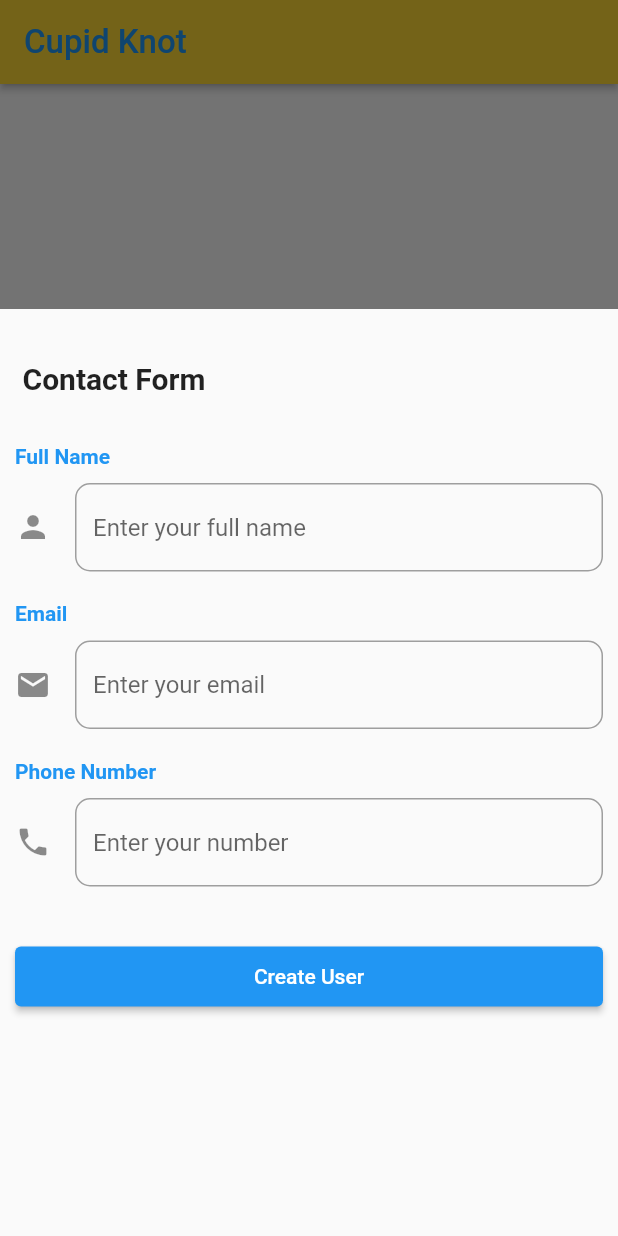
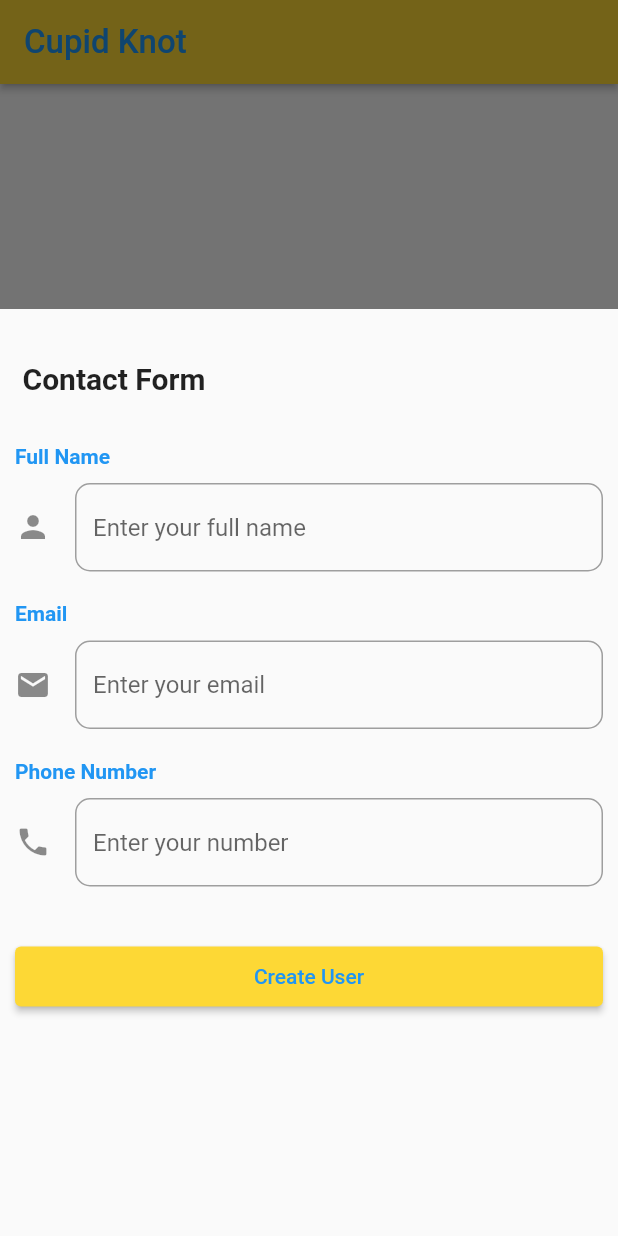
Before and after one commit to samarth-shah/cupid-knot, a Flutter app: the screen it shows once a user with an empty profile is signed in, after a tap on the "add" icon, on a phone screen of 412 x 824 dp. Run offline on Flutter 3.47's test engine with Material 2 defaults, Android fonts, the phone set to English and light mode, and no system bars; our stand-ins replace cloud_firestore, dio, email_validator, firebase_auth, firebase_core, font_awesome_flutter and 1 more; accounts and stored records are empty; network calls fail; Roboto replaces fonts that are missing (Poppins).

Commit message:
fix: ui changes

```diff
--- a/lib/main.dart
+++ b/lib/main.dart
@@ -20,10 +20,8 @@ class MyApp extends StatelessWidget {
   Widget build(BuildContext context) {
     return MaterialApp(
       title: 'Cupid Knot',
+      debugShowCheckedModeBanner: false,
       scaffoldMessengerKey: Utils.messengerKey,
-      theme: ThemeData(
-        primarySwatch: Colors.blue,
-      ),
       home: const SplashScreenPage(),
     );
   }
--- a/lib/view/homeScreen.dart
+++ b/lib/view/homeScreen.dart
@@ -45,7 +45,7 @@ class _HomeScreenState extends State<HomeScreen> {
         ],
         type: BottomNavigationBarType.shifting,
         currentIndex: _selectedIndex,
-        selectedItemColor: Colors.blue,
+        selectedItemColor: Colors.yellow.shade600,
         unselectedItemColor: Colors.grey,
         onTap: _onItemTapped,
         elevation: 5,
--- a/lib/view/login_screen.dart
+++ b/lib/view/login_screen.dart
@@ -226,11 +226,14 @@ class _LoginScreenState extends State<LoginScreen> {
                                   onPressed: () {
                                     model.signIn(context);
                                   },
+                                  style: ElevatedButton.styleFrom(
+                                    backgroundColor: Colors.yellow.shade600,
+                                  ),
                                   child: const Text(
                                     'Login',
                                     style: TextStyle(
                                       fontFamily: 'Poppins',
-                                      color: Colors.white,
+                                      color: Colors.blue,
                                     ),
                                   ),
                                 ),
@@ -240,10 +243,8 @@ class _LoginScreenState extends State<LoginScreen> {
                         ),
                         GestureDetector(
                           onTap: () {
-                            Navigator.of(context).pushReplacement(
-                                MaterialPageRoute(
-                                    builder: ((context) =>
-                                        const SignUpScreen())));
+                            Navigator.of(context).push(MaterialPageRoute(
+                                builder: ((context) => const SignUpScreen())));
                           },
                           child: Padding(
                             padding: const EdgeInsetsDirectional.fromSTEB(
--- a/lib/view/signup_screen.dart
+++ b/lib/view/signup_screen.dart
@@ -524,11 +524,14 @@ class _SignUpScreenState extends State<SignUpScreen> {
                                     model.name!.clear();
                                     model.phoneNumber!.clear();
                                   },
+                                  style: ElevatedButton.styleFrom(
+                                    backgroundColor: Colors.yellow.shade600,
+                                  ),
                                   child: const Text(
                                     'Sign Up',
                                     style: TextStyle(
                                       fontFamily: 'Poppins',
-                                      color: Colors.white,
+                                      color: Colors.blue,
                                     ),
                                   ),
                                 ),
@@ -539,6 +542,7 @@ class _SignUpScreenState extends State<SignUpScreen> {
                       ),
                       GestureDetector(
                         onTap: () {
+                          // Navigator.pop(context);
                           Navigator.of(context).pushReplacement(
                             MaterialPageRoute(
                               builder: ((context) => const LoginScreen()),
--- a/lib/view/splash_screen.dart
+++ b/lib/view/splash_screen.dart
@@ -16,7 +16,7 @@ class SplashScreenPage extends StatelessWidget {
         child: Scaffold(
           appBar: AppBar(
             backgroundColor: Colors.yellow.shade600,
-            automaticallyImplyLeading: false,
+            // automaticallyImplyLeading: false,
             title: const Text(
               'Cupid Knot',
               style: TextStyle(
@@ -27,6 +27,7 @@ class SplashScreenPage extends StatelessWidget {
             ),
             elevation: 2,
           ),
+          //
           backgroundColor: const Color(0xFFFFCB12),
           body: GestureDetector(
             onTap: () => FocusScope.of(context).unfocus(),
--- a/lib/view/user_screen.dart
+++ b/lib/view/user_screen.dart
@@ -10,7 +10,6 @@ import 'package:stacked/stacked.dart';
 
 class UserScreen extends StatelessWidget {
   const UserScreen({super.key});
-  // int length = 0;
 
   Widget bottomModal(BuildContext context, UserViewModel model) {
     var size = MediaQuery.of(context).size.height;
@@ -192,11 +191,14 @@ class UserScreen extends StatelessWidget {
                 padding: const EdgeInsetsDirectional.fromSTEB(10, 20, 10, 10),
                 child: ElevatedButton(
                   onPressed: () async => await model.createContactUser(context),
+                  style: ElevatedButton.styleFrom(
+                    backgroundColor: Colors.yellow.shade600,
+                  ),
                   child: const Text(
                     'Create User',
                     style: TextStyle(
                       fontFamily: 'Poppins',
-                      color: Colors.white,
+                      color: Colors.blue,
                     ),
                   ),
                 ),
@@ -211,16 +213,17 @@ class UserScreen extends StatelessWidget {
   Widget buildUser(ContactList user) {
     final curUser = FirebaseAuth.instance.currentUser!;
     if (curUser.email == user.owner) {
-      // length++;
       return Padding(
         padding: const EdgeInsets.all(10.0),
         child: ListTile(
           leading: CircleAvatar(
-            backgroundColor: const Color.fromARGB(255, 236, 241, 243),
+            backgroundColor: Colors.yellow.shade600,
             child: Text(
               user.fullName.substring(0, 1).toUpperCase(),
               style: const TextStyle(
-                  color: Colors.blue, fontWeight: FontWeight.bold),
+                color: Colors.blue,
+                fontWeight: FontWeight.bold,
+              ),
             ),
           ),
           title: Text(user.fullName),
```
Also changed, not shown: lib/view/profile_screen.dart (+10 -5 lines).
